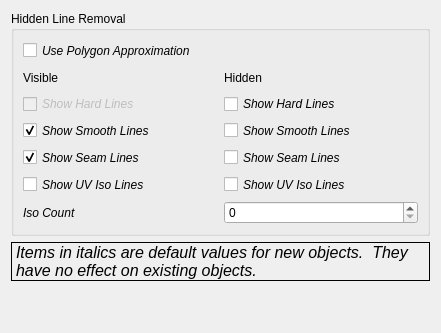
The window that src/Mod/TechDraw/Gui/DlgPrefsTechDraw5.ui (berndhahnebach/All_FreeCAD) describes before a commit, drawn with Qt 5.
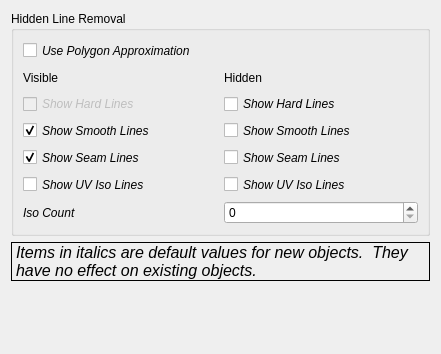
The same window after the commit. Custom widgets are drawn as their Qt base class.

Diff of the .ui file:
```diff
--- a/src/Mod/TechDraw/Gui/DlgPrefsTechDraw5.ui
+++ b/src/Mod/TechDraw/Gui/DlgPrefsTechDraw5.ui
@@ -7,7 +7,7 @@
     <x>0</x>
     <y>0</y>
     <width>441</width>
-    <height>333</height>
+    <height>354</height>
    </rect>
   </property>
   <property name="sizePolicy">
```
Left out of the diff: 2 changed lines with no effect on the pictures.
